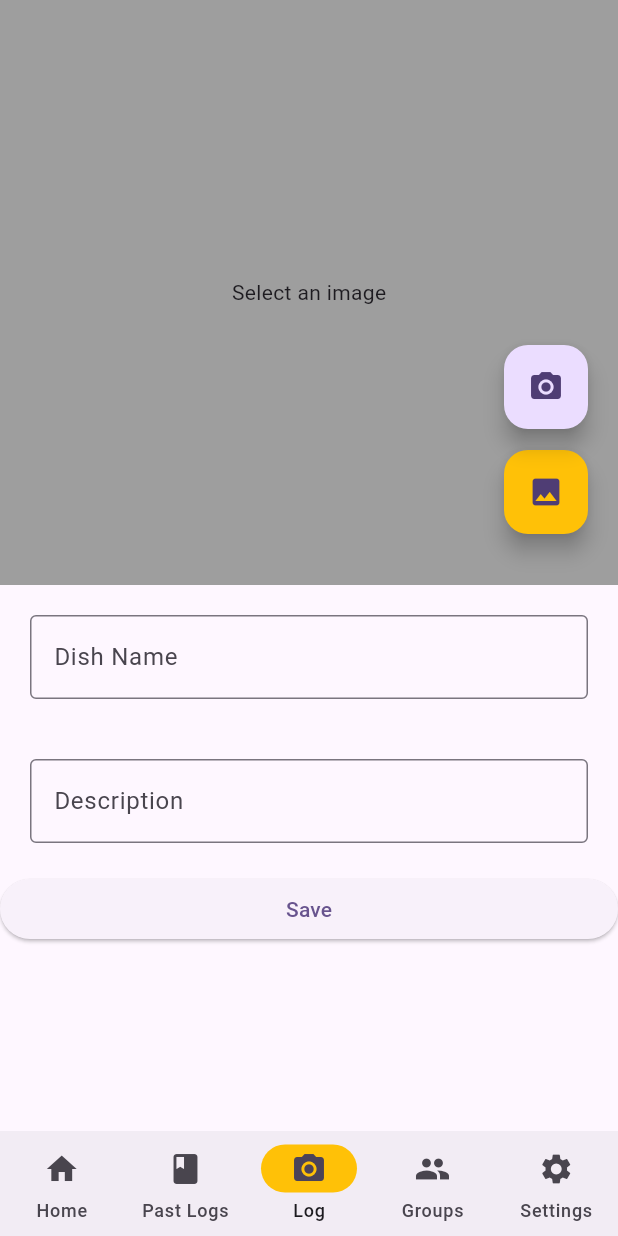
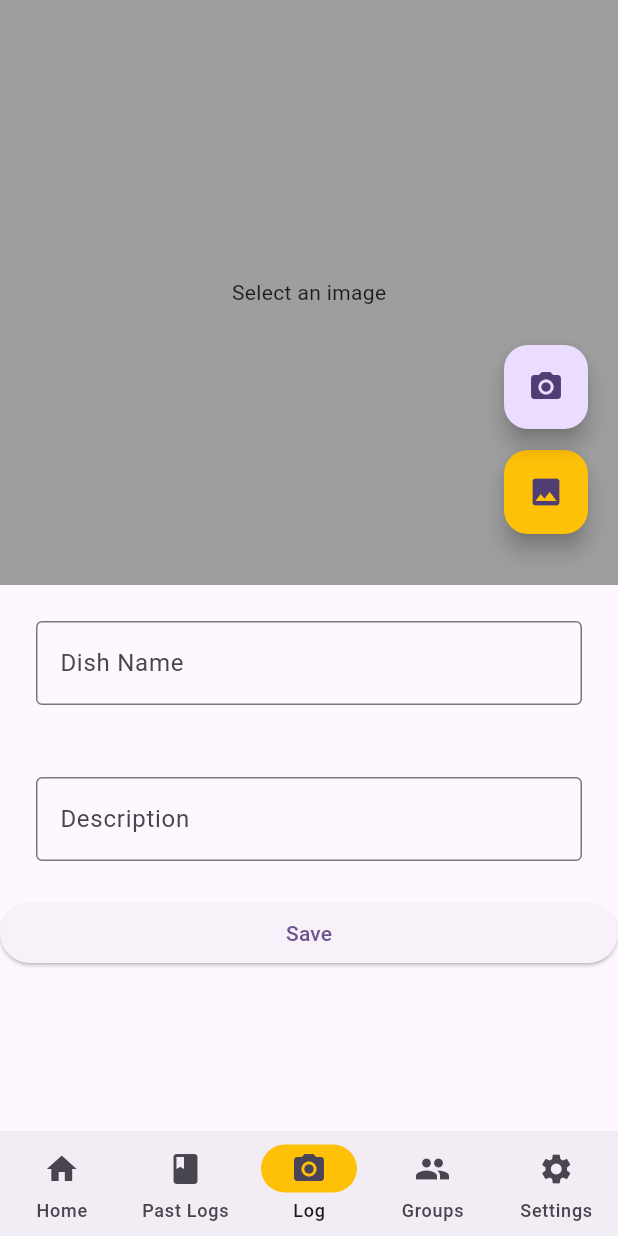
Before and after one commit to yewkhang/culinary_compass, a Flutter app: the screen it shows after launch, item 3 of the bottom bar chosen, on a phone screen of 412 x 824 dp. Run offline on Flutter 3.47's test engine with Material 3 defaults, Android fonts, the phone set to English and light mode, and no system bars; our stand-ins replace get, image_picker.

Commit message:
abstracted sizes and colours

```diff
--- a/lib/logging_page.dart
+++ b/lib/logging_page.dart
@@ -1,3 +1,4 @@
+import 'package:culinary_compass/utils/constants/sizes.dart';
 import 'package:flutter/material.dart';
 import 'package:flutter/services.dart';
 import 'package:flutter/widgets.dart';
@@ -70,7 +71,7 @@ class _LoggingPageState extends State<LoggingPage> {
         ]),
         // Name TextField
         Container(
-          padding: const EdgeInsets.all(20.0),
+          padding: const EdgeInsets.all(CCSizes.defaultSpace),
           child: TextField(
             onChanged: (value) {
               setState(() {
@@ -87,7 +88,7 @@ class _LoggingPageState extends State<LoggingPage> {
         // Tags (TO BE IMPLEMENTED)
         // Description TextField
         Container(
-          padding: const EdgeInsets.all(20.0),
+          padding: const EdgeInsets.all(CCSizes.defaultSpace),
           child: TextField(
             onChanged: (value) {
               setState(() {
--- a/lib/navigation_menu.dart
+++ b/lib/navigation_menu.dart
@@ -16,7 +16,7 @@ class NavigationMenu extends StatelessWidget {
         () => NavigationBar(
           height: 70, // height of navigation bar
           elevation: 0,
-          indicatorColor: CCColors.primaryColor,
+          indicatorColor: Colors.amber,
           selectedIndex: controller.selectedIndex.value, //access int wrapped in Rx context
           onDestinationSelected: (index) => controller.selectedIndex.value = index,
 
--- /dev/null
+++ b/lib/utils/constants/sizes.dart
@@ -0,0 +1,6 @@
+class CCSizes {
+  // Default spacing between sections
+  static const double defaultSpace = 24;
+  static const double spaceBtwItems = 16;
+  static const double spaceBtwSections = 32;
+}
```
